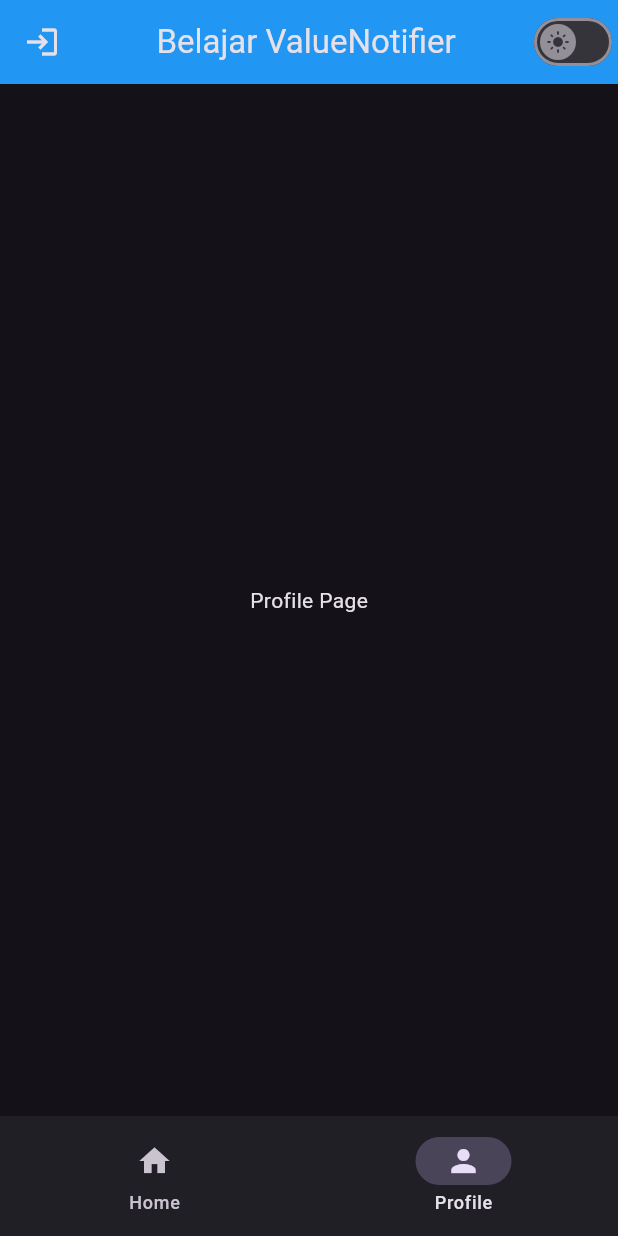
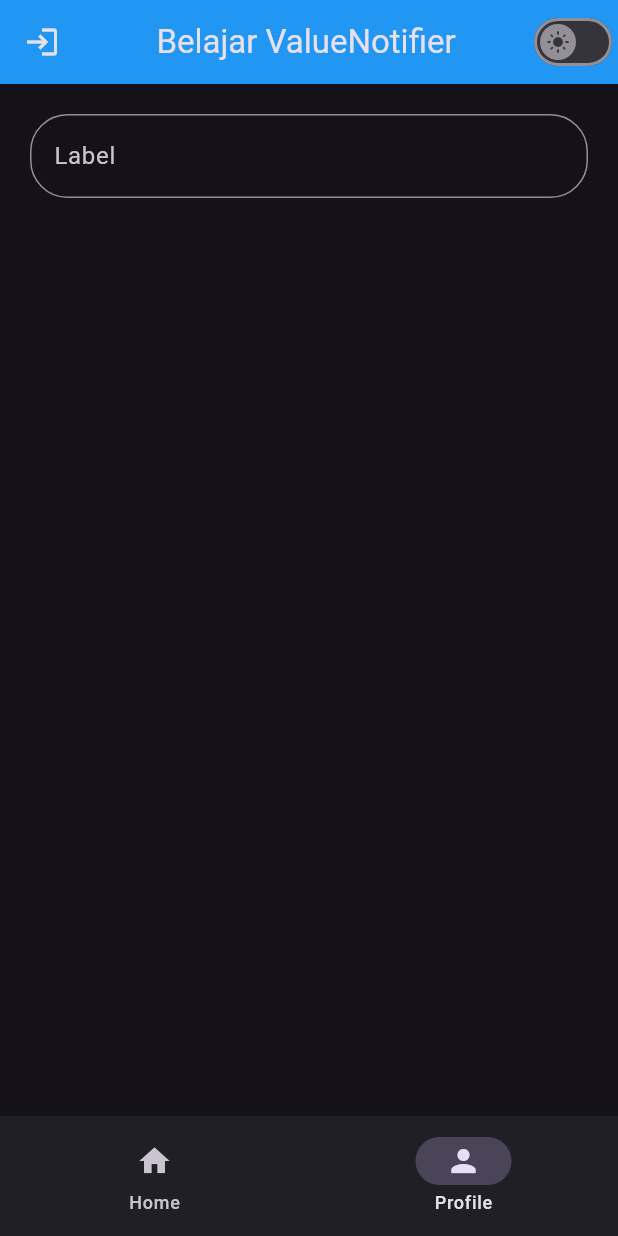
Before and after one commit to DWYOR091/belajar-flutter, a Flutter app: the screen it shows after launch, item 2 of the bottom bar chosen, on a phone screen of 412 x 824 dp. Run offline on Flutter 3.47's test engine with Material 3 defaults, Android fonts, the phone set to English and light mode, and no system bars.

```diff
--- a/lib/views/pages/profile_page.dart
+++ b/lib/views/pages/profile_page.dart
@@ -1,12 +1,52 @@
 import 'package:flutter/material.dart';
 
-class ProfilePage extends StatelessWidget {
+class ProfilePage extends StatefulWidget {
   const ProfilePage({super.key});
 
   @override
+  State<ProfilePage> createState() => _ProfilePageState();
+}
+
+class _ProfilePageState extends State<ProfilePage> {
+  final TextEditingController textController1 = TextEditingController();
+  @override
+  void initState() {
+    textController1.addListener(
+      () {
+        print("Changed: ${textController1.text}");
+      },
+    );
+    super.initState();
+  }
+
+  @override
+  void dispose() {
+    textController1.dispose();
+    super.dispose();
+  }
+
+  @override
   Widget build(BuildContext context) {
-    return Center(
-      child: Text("Profile Page"),
+    return Padding(
+      padding: const EdgeInsets.all(20.0),
+      child: Column(
+        children: [
+          TextField(
+            controller: textController1,
+            decoration: InputDecoration(
+                label: Text("Label"),
+                hintText: "Masukan text!",
+                border: OutlineInputBorder(
+                    borderRadius: BorderRadius.circular(25))),
+            onEditingComplete: () {
+              setState(() {});
+            },
+          ),
+          Center(
+            child: Text(textController1.text),
+          )
+        ],
+      ),
     );
   }
 }
```
